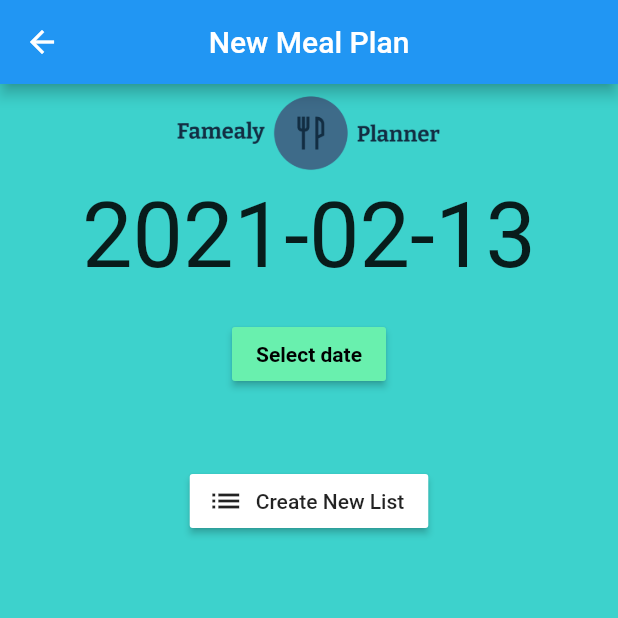
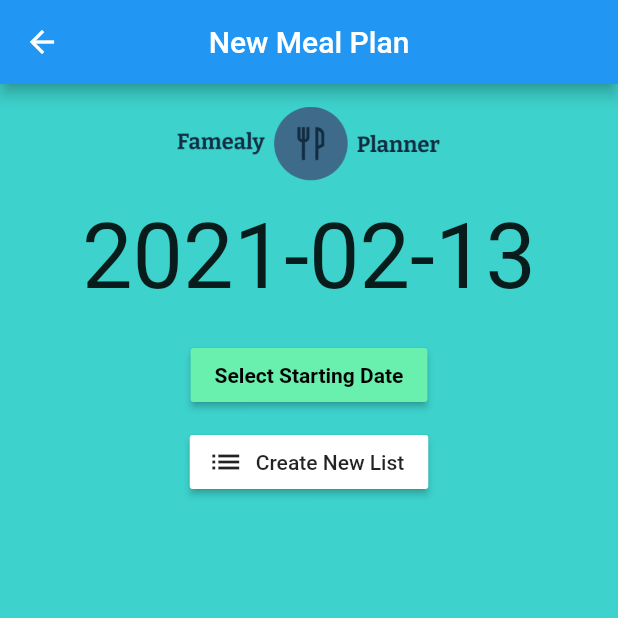
Before and after one commit to SamKingDev/HighfieldHack2021, a Flutter app: the generateMealPlan screen opened by its route, on a phone screen of 412 x 824 dp, the top half of it. Run offline on Flutter 3.47's test engine with Material 2 defaults, Android fonts, the phone set to English and light mode, and no system bars; our stand-ins replace cloud_firestore, firebase_auth, firebase_core, flutter_signin_button, google_sign_in; accounts and stored records are empty.

Commit message:
daily meal plan layout

```diff
--- a/App/lib/screens/Meal/GenerateMealPlan.dart
+++ b/App/lib/screens/Meal/GenerateMealPlan.dart
@@ -32,7 +32,7 @@ class _generateMealPlanState extends State<generateMealPlan> {
       body: SingleChildScrollView(
         child: Column(children: [
           Container(child: Padding(
-            padding: const EdgeInsets.all(8.0),
+            padding: const EdgeInsets.all(15.0),
             child: Image(
               image: AssetImage('assets/logo.png'),
               height: 50,),),),
@@ -50,7 +50,7 @@ class _generateMealPlanState extends State<generateMealPlan> {
                 RaisedButton(
                   onPressed: () => _selectDate(context), // Refer step 3
                   child: Text(
-                    'Select date',
+                    'Select Starting Date',
                     style:
                     TextStyle(color: Colors.black, fontWeight: FontWeight.bold),
                   ),
@@ -60,7 +60,7 @@ class _generateMealPlanState extends State<generateMealPlan> {
             )
           ),
           SizedBox(
-            height: 50.0,
+            height: 10.0,
           ),
           Container(
             child: RaisedButton.icon(
```
